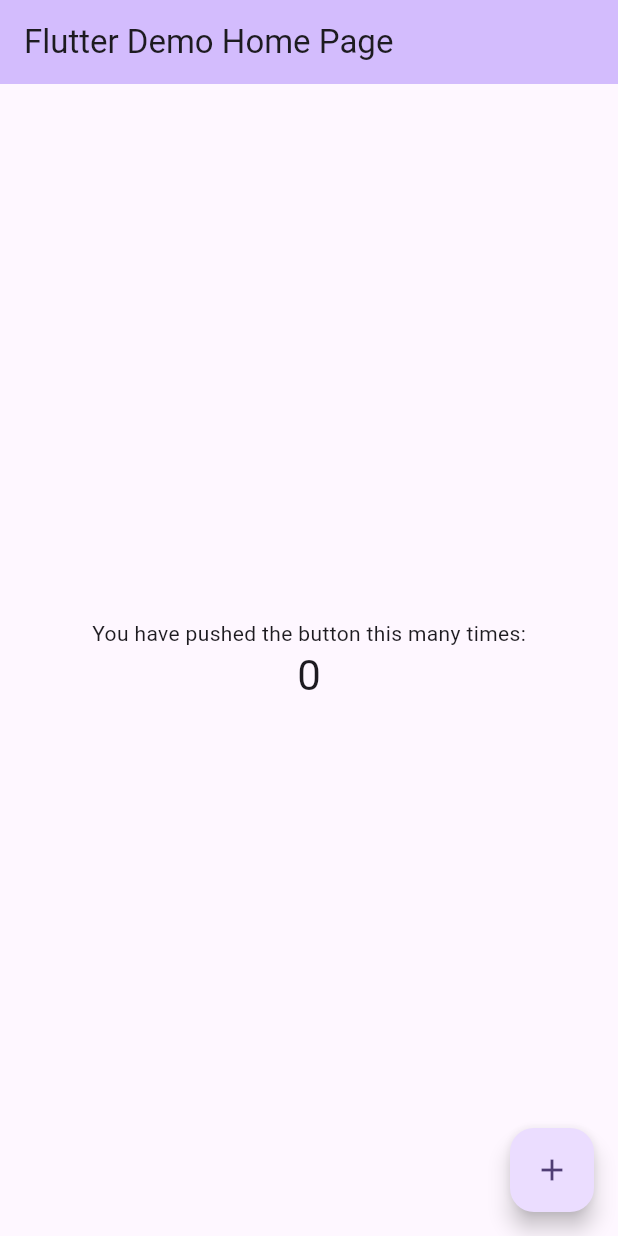
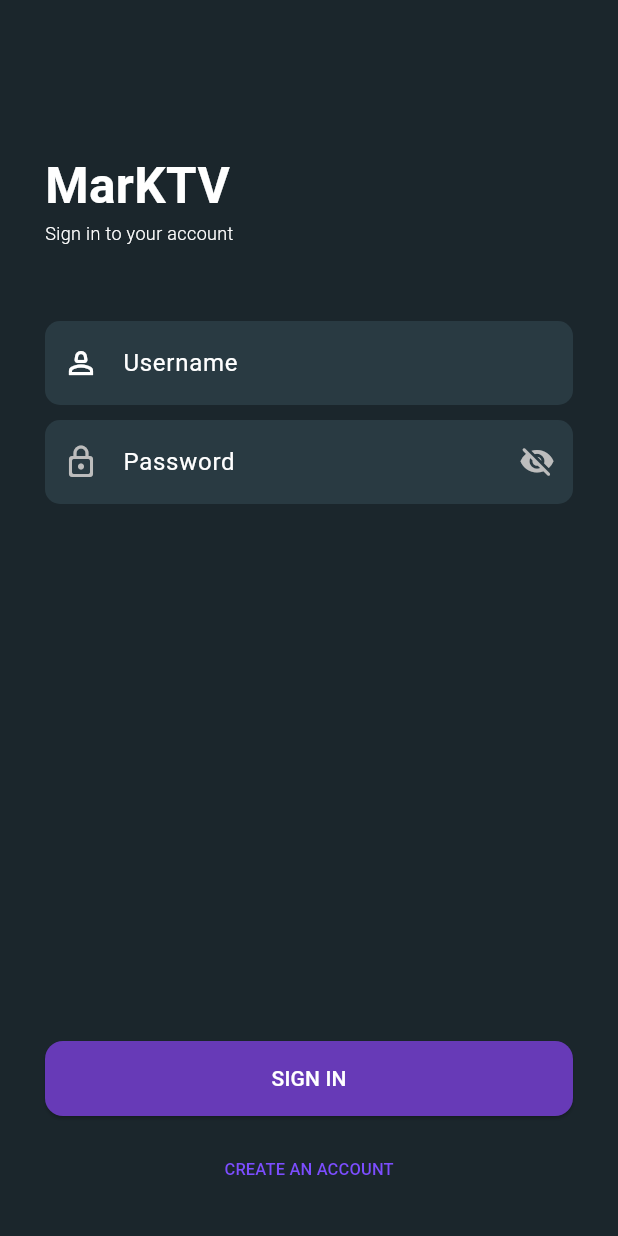
Before and after one commit to kloyaa/ktvbooking, a Flutter app: the screen it shows after launch, on a phone screen of 412 x 824 dp. Run offline on Flutter 3.47's test engine with Material 2 defaults, Android fonts, the phone set to English and light mode, and no system bars; our stand-ins replace get, google_fonts, loading_animation_widget.

Commit message:
feat(auth): init login and registration screen

```diff
--- /dev/null
+++ b/client/lib/const/colors.const.dart
@@ -0,0 +1,10 @@
+import 'package:flutter/material.dart';
+
+Color kLight = Colors.white;
+Color kPrimary = const Color(0xFF1B262C);
+Color kSecondary = const Color.fromARGB(
+  255,
+  41,
+  58,
+  66,
+);
--- /dev/null
+++ b/client/lib/const/route.const.dart
@@ -0,0 +1,4 @@
+class MobileRoute {
+  static const String login = "/auth/v1/login";
+  static const String register = "/auth/v1/register";
+}
--- a/client/lib/main.dart
+++ b/client/lib/main.dart
@@ -1,4 +1,7 @@
+import 'package:app/screens/login.screen.dart';
+import 'package:app/screens/registration.screen.dart';
 import 'package:flutter/material.dart';
+import 'package:get/get.dart';
 
 void main() {
   runApp(const MyApp());
@@ -10,116 +13,17 @@ class MyApp extends StatelessWidget {
   // This widget is the root of your application.
   @override
   Widget build(BuildContext context) {
-    return MaterialApp(
-      title: 'Flutter Demo',
+    return GetMaterialApp(
+      title: 'KTV Booking',
       theme: ThemeData(
-        // This is the theme of your application.
-        //
-        // TRY THIS: Try running your application with "flutter run". You'll see
-        // the application has a blue toolbar. Then, without quitting the app,
-        // try changing the seedColor in the colorScheme below to Colors.green
-        // and then invoke "hot reload" (save your changes or press the "hot
-        // reload" button in a Flutter-supported IDE, or press "r" if you used
-        // the command line to start the app).
-        //
-        // Notice that the counter didn't reset back to zero; the application
-        // state is not lost during the reload. To reset the state, use hot
-        // restart instead.
-        //
-        // This works for code too, not just values: Most code changes can be
-        // tested with just a hot reload.
         colorScheme: ColorScheme.fromSeed(seedColor: Colors.deepPurple),
         useMaterial3: true,
       ),
-      home: const MyHomePage(title: 'Flutter Demo Home Page'),
+      initialRoute: "/auth/v1/login",
+      getPages: [
+        GetPage(name: "/auth/v1/login", page: () => const Login()),
+        GetPage(name: "/auth/v1/register", page: () => const Registration())
+      ],
     );
   }
 }
-
-class MyHomePage extends StatefulWidget {
-  const MyHomePage({super.key, required this.title});
-
-  // This widget is the home page of your application. It is stateful, meaning
-  // that it has a State object (defined below) that contains fields that affect
-  // how it looks.
-
-  // This class is the configuration for the state. It holds the values (in this
-  // case the title) provided by the parent (in this case the App widget) and
-  // used by the build method of the State. Fields in a Widget subclass are
-  // always marked "final".
-
-  final String title;
-
-  @override
-  State<MyHomePage> createState() => _MyHomePageState();
-}
-
-class _MyHomePageState extends State<MyHomePage> {
-  int _counter = 0;
-
-  void _incrementCounter() {
-    setState(() {
-      // This call to setState tells the Flutter framework that something has
-      // changed in this State, which causes it to rerun the build method below
-      // so that the display can reflect the updated values. If we changed
-      // _counter without calling setState(), then the build method would not be
-      // called again, and so nothing would appear to happen.
-      _counter++;
-    });
-  }
-
-  @override
-  Widget build(BuildContext context) {
-    // This method is rerun every time setState is called, for instance as done
-    // by the _incrementCounter method above.
-    //
-    // The Flutter framework has been optimized to make rerunning build methods
-    // fast, so that you can just rebuild anything that needs updating rather
-    // than having to individually change instances of widgets.
-    return Scaffold(
-      appBar: AppBar(
-        // TRY THIS: Try changing the color here to a specific color (to
-        // Colors.amber, perhaps?) and trigger a hot reload to see the AppBar
-        // change color while the other colors stay the same.
-        backgroundColor: Theme.of(context).colorScheme.inversePrimary,
-        // Here we take the value from the MyHomePage object that was created by
-        // the App.build method, and use it to set our appbar title.
-        title: Text(widget.title),
-      ),
-      body: Center(
-        // Center is a layout widget. It takes a single child and positions it
-        // in the middle of the parent.
-        child: Column(
-          // Column is also a layout widget. It takes a list of children and
-          // arranges them vertically. By default, it sizes itself to fit its
-          // children horizontally, and tries to be as tall as its parent.
-          //
-          // Column has various properties to control how it sizes itself and
-          // how it positions its children. Here we use mainAxisAlignment to
-          // center the children vertically; the main axis here is the vertical
-          // axis because Columns are vertical (the cross axis would be
-          // horizontal).
-          //
-          // TRY THIS: Invoke "debug painting" (choose the "Toggle Debug Paint"
-          // action in the IDE, or press "p" in the console), to see the
-          // wireframe for each widget.
-          mainAxisAlignment: MainAxisAlignment.center,
-          children: <Widget>[
-            const Text(
-              'You have pushed the button this many times:',
-            ),
-            Text(
-              '$_counter',
-              style: Theme.of(context).textTheme.headlineMedium,
-            ),
-          ],
-        ),
-      ),
-      floatingActionButton: FloatingActionButton(
-        onPressed: _incrementCounter,
-        tooltip: 'Increment',
-        child: const Icon(Icons.add),
-      ), // This trailing comma makes auto-formatting nicer for build methods.
-    );
-  }
-}
--- /dev/null
+++ b/client/lib/screens/login.screen.dart
@@ -0,0 +1,180 @@
+import 'package:app/const/colors.const.dart';
+import 'package:app/const/route.const.dart';
+import 'package:flutter/material.dart';
+import 'package:get/get.dart';
+import 'package:google_fonts/google_fonts.dart';
+import 'package:loading_animation_widget/loading_animation_widget.dart';
+
+class Login extends StatefulWidget {
+  const Login({super.key});
+
+  @override
+  State<Login> createState() => _LoginState();
+}
+
+class _LoginState extends State<Login> {
+  final TextEditingController usernameController = TextEditingController();
+  final TextEditingController passwordController = TextEditingController();
+  late final FocusNode _usernameFocus;
+  late final FocusNode _passwordFocus;
+
+  bool _isLoading = false;
+  bool _isPasswordVisible = false;
+
+  @override
+  void initState() {
+    // TODO: implement initState
+    _usernameFocus = FocusNode();
+    _passwordFocus = FocusNode();
+
+    // _usernameController.text = "nizk0001";
+    // _passwordController.text = "password@123";
+
+    super.initState();
+  }
+
+  @override
+  void dispose() {
+    _usernameFocus.dispose();
+    _passwordFocus.dispose();
+    super.dispose();
+  }
+
+  @override
+  Widget build(BuildContext context) {
+    return Scaffold(
+      resizeToAvoidBottomInset: false,
+      backgroundColor: kPrimary,
+      body: Container(
+        padding: const EdgeInsets.symmetric(horizontal: 30),
+        child: Column(
+          crossAxisAlignment: CrossAxisAlignment.start,
+          children: [
+            const SizedBox(height: 100),
+            Text(
+              "MarKTV",
+              style: GoogleFonts.roboto(
+                fontSize: 33,
+                color: Colors.white,
+                fontWeight: FontWeight.bold,
+              ),
+            ),
+            Text(
+              "Sign in to your account",
+              style: GoogleFonts.roboto(
+                fontSize: 12,
+                color: Colors.white,
+                fontWeight: FontWeight.w300,
+              ),
+            ),
+            const SizedBox(height: 50),
+            Container(
+              decoration: BoxDecoration(
+                color: kSecondary,
+                borderRadius: BorderRadius.circular(10.0),
+              ),
+              child: TextFormField(
+                controller: usernameController,
+                focusNode: _usernameFocus,
+                decoration: InputDecoration(
+                  fillColor: Colors.white,
+                  labelText: "Username",
+                  labelStyle: TextStyle(color: kLight),
+                  prefixIcon: const Icon(Icons.person_2_outlined),
+                  prefixIconColor: Colors.white,
+                  border: InputBorder.none,
+                  enabledBorder: InputBorder.none,
+                  focusedBorder: InputBorder.none,
+                ),
+                style: TextStyle(color: kLight),
+              ),
+            ),
+            const SizedBox(height: 10),
+            Container(
+              decoration: BoxDecoration(
+                color: kSecondary,
+                borderRadius: BorderRadius.circular(10.0),
+              ),
+              child: TextFormField(
+                controller: passwordController,
+                focusNode: _passwordFocus,
+                obscureText: !_isPasswordVisible,
+                decoration: InputDecoration(
+                  fillColor: Colors.white,
+                  labelText: "Password",
+                  labelStyle: TextStyle(color: kLight),
+                  prefixIcon: const Icon(Icons.lock_outline_rounded),
+                  prefixIconColor: Colors.grey.shade400,
+                  border: InputBorder.none,
+                  enabledBorder: InputBorder.none,
+                  focusedBorder: InputBorder.none,
+                  suffixIcon: GestureDetector(
+                    onTap: () {
+                      setState(() {
+                        _isPasswordVisible = !_isPasswordVisible;
+                      });
+                    },
+                    child: Icon(
+                      _isPasswordVisible
+                          ? Icons.visibility_rounded
+                          : Icons.visibility_off_rounded,
+                      color: Colors.grey.shade400,
+                    ),
+                  ),
+                ),
+                style: TextStyle(color: kLight),
+              ),
+            ),
+            const Spacer(),
+            SizedBox(
+              height: 50,
+              width: double.infinity, // Make the button full-width
+              child: ElevatedButton(
+                onPressed: () {
+                  if (!_isLoading) {}
+                },
+                style: ElevatedButton.styleFrom(
+                  shape: RoundedRectangleBorder(
+                    borderRadius: BorderRadius.circular(12.0),
+                  ),
+                  backgroundColor: Colors.deepPurple,
+                  padding: const EdgeInsets.symmetric(
+                    horizontal: 32.0,
+                    vertical: 12.0,
+                  ),
+                ),
+                child: _isLoading
+                    ? LoadingAnimationWidget.prograssiveDots(
+                        color: kLight,
+                        size: 50,
+                      )
+                    : Text(
+                        "Sign in".toUpperCase(),
+                        style: TextStyle(color: kLight),
+                      ),
+              ),
+            ),
+            const SizedBox(height: 10),
+            SizedBox(
+              height: 50,
+              width: double.infinity, // Make the button full-width
+              child: TextButton(
+                onPressed: () {
+                  Get.toNamed(MobileRoute.register);
+                },
+                child: Text(
+                  "Create an account".toUpperCase(),
+                  style: const TextStyle(
+                    color: Colors.deepPurpleAccent,
+                    fontSize: 11,
+                  ),
+                ),
+              ),
+            ),
+            const SizedBox(height: 20)
+          ],
+        ),
+      ),
+    );
+  }
+}
```
Also changed, not shown: client/lib/const/api.const.dart (added, +11 -0 lines), client/lib/screens/registration.screen.dart (added, +233 -0 lines), client/pubspec.yaml (+7 -0 lines), client/pubspec.lock, 1 other file.
